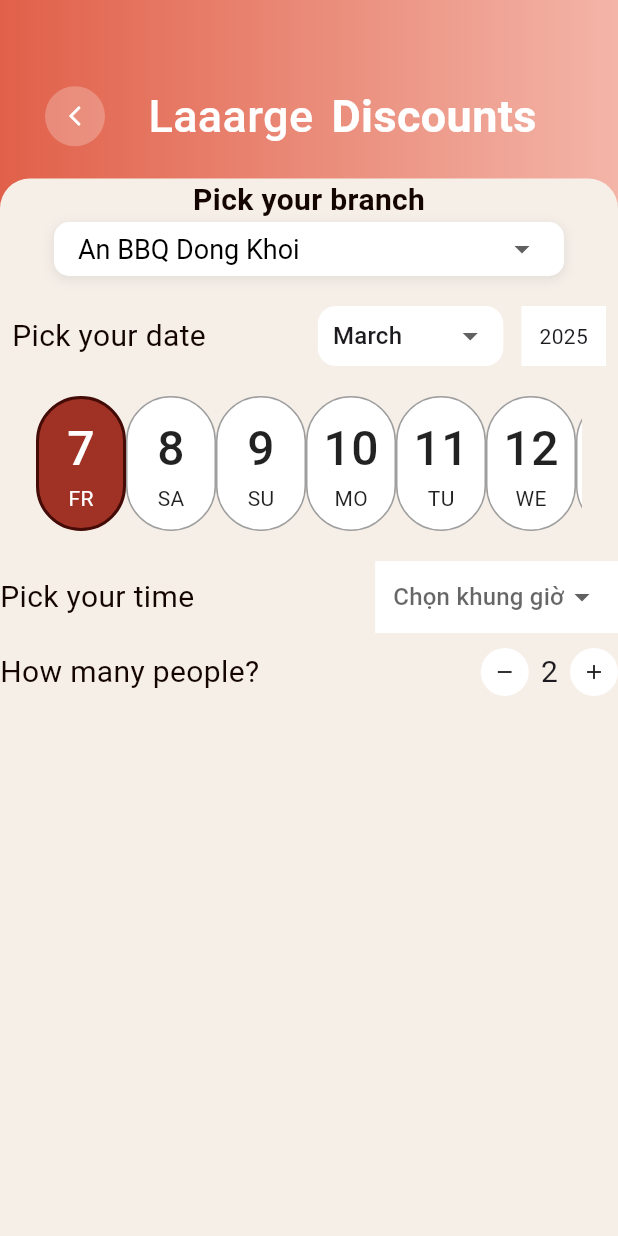
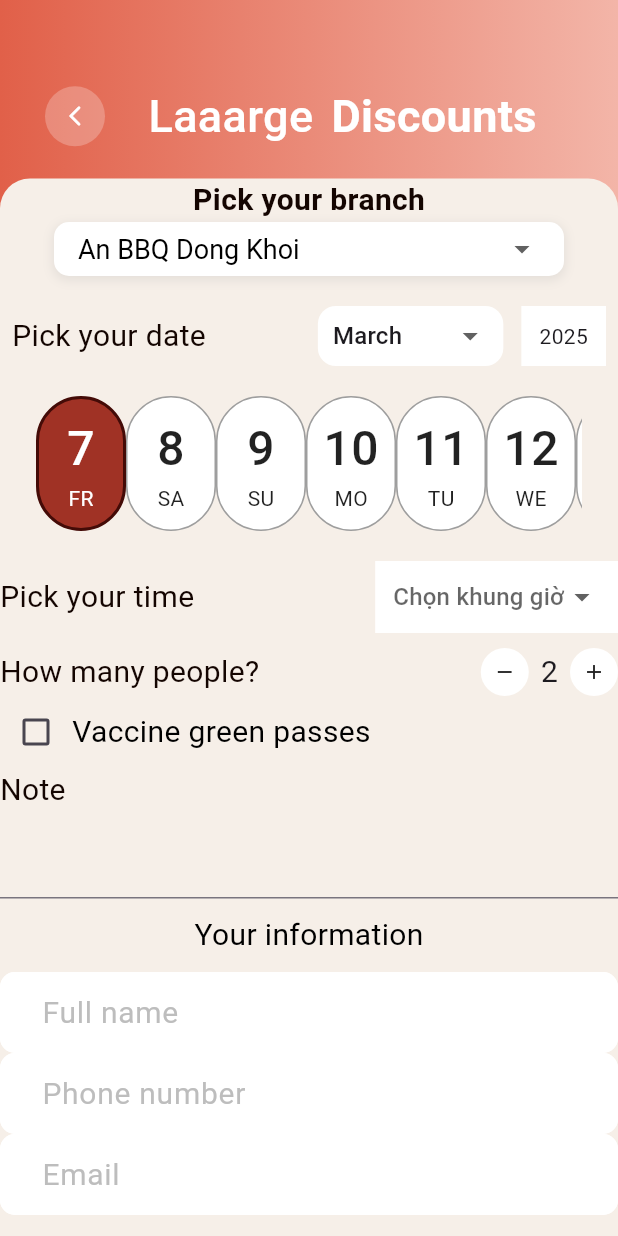
Before and after one commit to CastOfff/ex_project, a Flutter app: the screen it shows after launch, on a phone screen of 412 x 824 dp. Run offline on Flutter 3.47's test engine with Material 3 defaults, Android fonts, the phone set to English and light mode, and no system bars; our stand-ins replace shared_preferences, smooth_page_indicator.

Commit message:
happydeal

```diff
--- a/lib/date_time.dart
+++ b/lib/date_time.dart
@@ -13,13 +13,13 @@ List<Map<String, dynamic>> monthsOfYear = [
   {"number": 12, "name": "December"}
 ];
 List<String> weekdays = [
-  'MO', // Thứ Hai
-  'TU', // Thứ Ba
-  'WE', // Thứ Tư
-  'TH', // Thứ Năm
-  'FR', // Thứ Sáu
-  'SA', // Thứ Bảy
-  'SU', // Chủ Nhật
+  'MO',
+  'TU',
+  'WE',
+  'TH',
+  'FR',
+  'SA',
+  'SU',
 ];
 List<String> timeSlots = [
   '08:00 - 08:30',
--- a/lib/page/happy_deal_reservation/date_reservation_picked.dart
+++ b/lib/page/happy_deal_reservation/date_reservation_picked.dart
@@ -5,12 +5,12 @@ import '../../date_time.dart';
 
 class DateReservationPicked extends StatefulWidget {
   final DateTime today;
-  DateTime daysInMonth;
-  Color backgroundColor ;
-  Color borderColor;
-  Color textColor;
-  double borderWidth;
-  DateReservationPicked({
+  final DateTime daysInMonth;
+  final Color backgroundColor ;
+  final Color borderColor;
+  final Color textColor;
+  final double borderWidth;
+  const DateReservationPicked({
     super.key,
     required this.today,
     required this.daysInMonth,
@@ -36,7 +36,7 @@ class _DateReservationPickedState extends State<DateReservationPicked> {
           width: widget.borderWidth,
           color: widget.borderColor
         ),
-        borderRadius: BorderRadius.circular(40),
+        borderRadius: BorderRadius.circular(50),
         color: widget.backgroundColor,
       ),
       child: Column(
--- a/lib/page/happy_deal_reservation/happy_deal_reservation_page.dart
+++ b/lib/page/happy_deal_reservation/happy_deal_reservation_page.dart
@@ -1,6 +1,7 @@
-
 import 'package:flutter/material.dart';
 
+import '../../authentication/common_text_field.dart';
+import '../../authentication/login_button.dart';
 import '../../date_time.dart';
 import '../../restaurant_list.dart';
 import 'date_reservation_picked.dart';
@@ -9,7 +10,8 @@ class HappyDealReservationPage extends StatefulWidget {
   const HappyDealReservationPage({super.key});
 
   @override
-  State<HappyDealReservationPage> createState() => _HappyDealReservationPageState();
+  State<HappyDealReservationPage> createState() =>
+      _HappyDealReservationPageState();
 }
 
 class _HappyDealReservationPageState extends State<HappyDealReservationPage> {
@@ -20,6 +22,7 @@ class _HappyDealReservationPageState extends State<HappyDealReservationPage> {
   late List<DateTime> months;
   String? _selectedTime;
   late int people;
+  bool checkboxes = false;
 
   // Hàm lấy danh sách ngày
   List<DateTime> getDaysInMonth(int year, int month) {
@@ -47,10 +50,12 @@ class _HappyDealReservationPageState extends State<HappyDealReservationPage> {
   void initState() {
     selectedDate = DateTime(today.year, today.month, today.day);
     selectedMonth = DateTime(today.year, today.month);
-    months = List.generate(12 - today.month + 1, (index) => DateTime(today.year, today.month + index));
+    months = List.generate(12 - today.month + 1,
+        (index) => DateTime(today.year, today.month + index));
     people = 2;
     super.initState();
   }
+
   @override
   Widget build(BuildContext context) {
     return Scaffold(
@@ -68,6 +73,7 @@ class _HappyDealReservationPageState extends State<HappyDealReservationPage> {
               const SizedBox(
                 height: 16,
               ),
+
               /// tieu de
               Padding(
                 padding: const EdgeInsets.only(
@@ -127,6 +133,7 @@ class _HappyDealReservationPageState extends State<HappyDealReservationPage> {
                   ],
                 ),
               ),
+
               /// THAN PAGE
               Expanded(
                 child: Align(
@@ -136,18 +143,17 @@ class _HappyDealReservationPageState extends State<HappyDealReservationPage> {
                     child: Container(
                       width: double.infinity,
                       decoration: const BoxDecoration(
-                          borderRadius: BorderRadius.vertical(top: Radius.circular(20),),
-                          color: Color(0xFFF6EFE8)
+                          borderRadius: BorderRadius.vertical(
+                            top: Radius.circular(20),
                           ),
-                      child: Column(
-                        children: [
+                          color: Color(0xFFF6EFE8)),
+                      child: Column(children: [
                         Text(
                           'Pick your branch',
                           style: TextStyle(
                               color: Color(0xff140501),
                               fontSize: 20,
-                                fontWeight: FontWeight.w600
-                            ),
+                              fontWeight: FontWeight.w600),
                         ),
                         Container(
                           height: 36,
@@ -170,8 +176,7 @@ class _HappyDealReservationPageState extends State<HappyDealReservationPage> {
                                 style: TextStyle(
                                     color: Colors.black,
                                     fontSize: 18,
-                                  fontWeight: FontWeight.w400
-                                ),
+                                    fontWeight: FontWeight.w400),
                                 value: selectedRestaurant,
                                 hint: Text('${restaurantList[0]['name']}'),
                                 isExpanded: true,
@@ -188,7 +193,9 @@ class _HappyDealReservationPageState extends State<HappyDealReservationPage> {
                                 }),
                           ),
                         ),
-                          SizedBox(height: 20,),
+                        SizedBox(
+                          height: 20,
+                        ),
 
                         Padding(
                           padding: const EdgeInsets.symmetric(horizontal: 8.0),
@@ -202,11 +209,11 @@ class _HappyDealReservationPageState extends State<HappyDealReservationPage> {
                                   fontSize: 20,
                                 ),
                               ),
-
                               Row(
                                 children: [
                                   Container(
-                                    padding: EdgeInsets.symmetric(horizontal: 10),
+                                    padding:
+                                        EdgeInsets.symmetric(horizontal: 10),
                                     height: 40,
                                     decoration: BoxDecoration(
                                       borderRadius: BorderRadius.circular(12),
@@ -217,32 +224,39 @@ class _HappyDealReservationPageState extends State<HappyDealReservationPage> {
                                       value: selectedMonth,
                                       items: months.map((month) {
                                         return DropdownMenuItem(
-                                            value: DateTime(month.year, month.month),
-                                            child: Text('${monthsOfYear[month.month - 1]['name']}'),
+                                          value:
+                                              DateTime(month.year, month.month),
+                                          child: Text(
+                                              '${monthsOfYear[month.month - 1]['name']}'),
                                         );
                                       }).toList(),
                                       onChanged: (value) {
                                         if (value != null) {
                                           setState(() {
-                                              selectedMonth = DateTime(value.year, value.month);
+                                            selectedMonth = DateTime(
+                                                value.year, value.month);
                                           });
                                         }
                                       },
-                                      )
+                                    )),
                                   ),
+                                  SizedBox(
+                                    width: 12,
                                   ),
-                                  SizedBox(width: 12,),
                                   Container(
-                                      padding: const EdgeInsets.symmetric(horizontal: 12.0, vertical: 10),
+                                      padding: const EdgeInsets.symmetric(
+                                          horizontal: 12.0, vertical: 10),
                                       color: Colors.white,
-                                      child: Text('${today.year}')
-                                  )
+                                      child: Text('${today.year}'))
                                 ],
                               )
                             ],
                           ),
                         ),
-                          SizedBox(height: 20,),
+                        SizedBox(
+                          height: 20,
+                        ),
+
                         /// Pick DAY
                         Padding(
                           padding: const EdgeInsets.symmetric(horizontal: 24.0),
@@ -250,17 +264,23 @@ class _HappyDealReservationPageState extends State<HappyDealReservationPage> {
                             height: 90,
                             child: ListView.builder(
                               scrollDirection: Axis.horizontal,
-                                itemCount: getDaysInMonth(selectedMonth.year, selectedMonth.month).length,
+                              itemCount: getDaysInMonth(
+                                      selectedMonth.year, selectedMonth.month)
+                                  .length,
                               itemBuilder: (context, index) {
                                 return InkWell(
                                   onTap: () {
                                     setState(() {
-                                        selectedDate = getDaysInMonth(selectedMonth.year, selectedMonth.month)[index];
+                                      selectedDate = getDaysInMonth(
+                                          selectedMonth.year,
+                                          selectedMonth.month)[index];
                                     });
                                   },
                                   child: DateReservationPicked(
                                     today: today,
-                                      daysInMonth: getDaysInMonth(selectedMonth.year, selectedMonth.month)[index],
+                                    daysInMonth: getDaysInMonth(
+                                        selectedMonth.year,
+                                        selectedMonth.month)[index],
                                     backgroundColor: selectedDate ==
                                             getDaysInMonth(selectedMonth.year,
                                                 selectedMonth.month)[index]
@@ -287,7 +307,9 @@ class _HappyDealReservationPageState extends State<HappyDealReservationPage> {
                             ),
                           ),
                         ),
-                          SizedBox(height: 20,),
+                        SizedBox(
+                          height: 20,
+                        ),
                         Row(
                           mainAxisAlignment: MainAxisAlignment.spaceBetween,
                           children: [
@@ -299,7 +321,8 @@ class _HappyDealReservationPageState extends State<HappyDealReservationPage> {
                               ),
                             ),
                             Container(
-                              padding: const EdgeInsets.symmetric(horizontal: 12.0),
+                              padding:
+                                  const EdgeInsets.symmetric(horizontal: 12.0),
                               color: Colors.white,
                               child: DropdownButtonHideUnderline(
                                 child: DropdownButton<String>(
@@ -321,7 +344,9 @@ class _HappyDealReservationPageState extends State<HappyDealReservationPage> {
                             )
                           ],
                         ),
-                        SizedBox(height: 10,),
+                        SizedBox(
+                          height: 10,
+                        ),
                         Row(
                           mainAxisAlignment: MainAxisAlignment.spaceBetween,
                           children: [
@@ -346,15 +371,17 @@ class _HappyDealReservationPageState extends State<HappyDealReservationPage> {
                                         });
                                       }
                                     },
-                                    icon: Icon(Icons.remove, size: 16,),
-                                    color: Colors.black87,),
+                                    icon: Icon(
+                                      Icons.remove,
+                                      size: 16,
+                                    ),
+                                    color: Colors.black87,
+                                  ),
                                 ),
                                 SizedBox(width: 8),
                                 Text(
                                   '$people',
-                                  style: TextStyle(
-                                    fontSize: 20
-                                  ),
+                                  style: TextStyle(fontSize: 20),
                                 ),
                                 SizedBox(width: 8),
                                 CircleAvatar(
@@ -369,8 +396,12 @@ class _HappyDealReservationPageState extends State<HappyDealReservationPage> {
                                         });
                                       }
                                     },
-                                    icon: Icon(Icons.add, size: 16,),
-                                    color: Colors.black87,),
+                                    icon: Icon(
+                                      Icons.add,
+                                      size: 16,
+                                    ),
+                                    color: Colors.black87,
+                                  ),
                                 ),
                               ],
                             )
@@ -380,9 +411,90 @@ class _HappyDealReservationPageState extends State<HappyDealReservationPage> {
                         ///
                         Row(
                           children: [
-
+                            Checkbox(
+                              value: checkboxes,
+                              onChanged: (value) {
+                                setState(() {
+                                  checkboxes = !checkboxes;
+                                });
+                              },
+                            ),
+                            const Text(
+                              "Vaccine green passes",
+                              style: TextStyle(
+                                color: Colors.black,
+                                fontSize: 20,
+                                fontWeight: FontWeight.w400,
+                              ),
+                            )
                           ],
                         ),
+                        const Align(
+                          alignment: Alignment.centerLeft,
+                          child: Text(
+                            "Note",
+                            style: TextStyle(
+                              color: Color(0xff140501),
+                              fontSize: 20,
+                            ),
+                          ),
+                        ),
+                        SizedBox(height: 10,),
+                        TextFormField(
+                          decoration: InputDecoration(
+
+                          ),
+                        ),
+                        SizedBox(height: 10,),
+                        Text('Your information',
+                          style: TextStyle(
+                            fontSize: 20,
+                            color: Colors.black
+                          ),
+                        ),
+                        SizedBox(height: 10,),
+                        CommonTextField(
+                          controller: TextEditingController(),
+                          focusNode: FocusNode(),
+                          hintText: 'Full name',
+                          keyboardType: TextInputType.name,
+                        ),
+                        CommonTextField(
+                          controller: TextEditingController(),
+                          focusNode: FocusNode(),
+                          hintText: 'Phone number',
+                          keyboardType: TextInputType.phone,
+                        ),
+                        CommonTextField(
+                          controller: TextEditingController(),
+                          focusNode: FocusNode(),
+                          hintText: 'Email',
+                          keyboardType: TextInputType.emailAddress,
+                        ),
+                        Row(
+                          children: [
+                            Checkbox(
+                              value: checkboxes,
+                              onChanged: (value) {
+                                setState(() {
+                                  checkboxes = !checkboxes;
+                                });
+                              },
+                            ),
+                            const Text(
+                              "I agree with restaurant terms of service",
+                              style: TextStyle(
+                                color: Colors.black,
+                                fontSize: 20,
+                              ),
+                            ),
+                          ],
+                        ),
+                        LoginButton(
+                          onPressed: () {
+                          },
+                          title: 'RESERVE',
+                        )
                       ]
                       ),
                     ),
```
Lines whose indentation alone changed are shown as unchanged.
